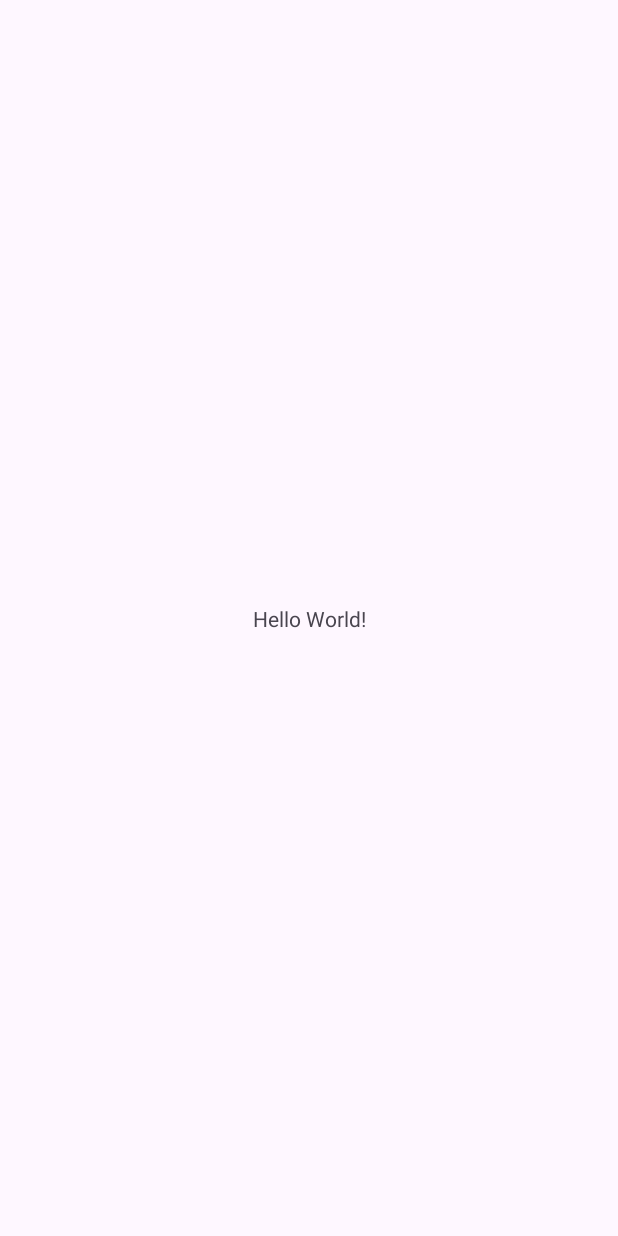
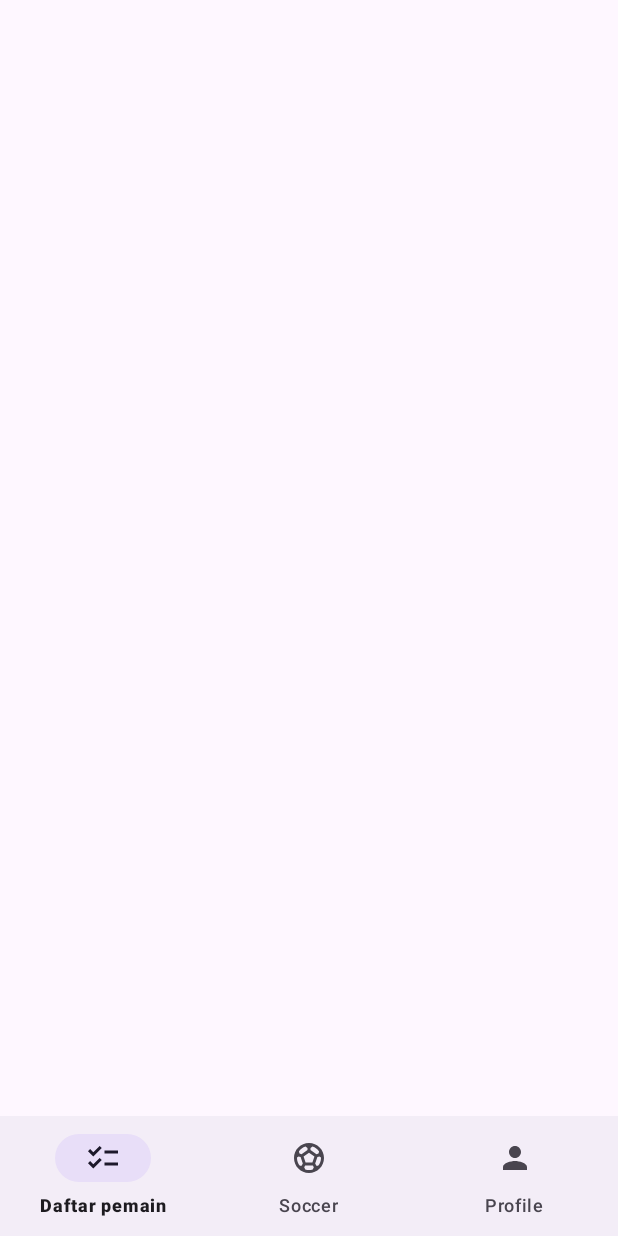
Before and after one commit to AlvinoAditiya/PAS_genap_06_12, an Android app: the screen it shows after launch (MainActivity), on a phone screen of 412 x 824 dp. Before the commit the screen is almost empty. Run offline under Robolectric (Android 15) with nearby library versions, the phone set to English and light mode, and no system bars.

Commit message:
style [AA] bottom navigate

```diff
--- a/app/build.gradle.kts
+++ b/app/build.gradle.kts
@@ -33,6 +33,7 @@ android {
 
 dependencies {
 
+    implementation ("com.google.android.material:material:1.11.0")
     implementation(libs.appcompat)
     implementation(libs.material)
     implementation(libs.activity)
@@ -40,4 +41,8 @@ dependencies {
     testImplementation(libs.junit)
     androidTestImplementation(libs.ext.junit)
     androidTestImplementation(libs.espresso.core)
+    implementation ("com.squareup.retrofit2:retrofit:2.9.0")
+    implementation ("com.squareup.retrofit2:converter-gson:2.9.0")
+    implementation("com.github.bumptech.glide:glide:4.16.0")
+    annotationProcessor("com.github.bumptech.glide:compiler:4.16.0")
 }
--- /dev/null
+++ b/app/src/main/java/com/example/pas_genap_06_12/SoccerFragment.java
@@ -0,0 +1,5 @@
+package com.example.pas_genap_06_12;
+
+public class SoccerFragment {
+
+}
--- /dev/null
+++ b/app/src/main/res/drawable/ic_daftar_pemain.xml
@@ -0,0 +1,5 @@
+<vector xmlns:android="http://schemas.android.com/apk/res/android" android:height="24dp" android:tint="#000000" android:viewportHeight="24" android:viewportWidth="24" android:width="24dp">
+
+    <path android:fillColor="@android:color/white" android:pathData="M22,7h-9v2h9V7zM22,15h-9v2h9V15zM5.54,11L2,7.46l1.41,-1.41l2.12,2.12l4.24,-4.24l1.41,1.41L5.54,11zM5.54,19L2,15.46l1.41,-1.41l2.12,2.12l4.24,-4.24l1.41,1.41L5.54,19z"/>
+
+</vector>
--- /dev/null
+++ b/app/src/main/res/drawable/ic_person.xml
@@ -0,0 +1,5 @@
+<vector xmlns:android="http://schemas.android.com/apk/res/android" android:height="24dp" android:tint="#000000" android:viewportHeight="24" android:viewportWidth="24" android:width="24dp">
+
+    <path android:fillColor="@android:color/white" android:pathData="M12,12c2.21,0 4,-1.79 4,-4s-1.79,-4 -4,-4 -4,1.79 -4,4 1.79,4 4,4zM12,14c-2.67,0 -8,1.34 -8,4v2h16v-2c0,-2.66 -5.33,-4 -8,-4z"/>
+
+</vector>
--- /dev/null
+++ b/app/src/main/res/drawable/ic_soccer.xml
@@ -0,0 +1,5 @@
+<vector xmlns:android="http://schemas.android.com/apk/res/android" android:height="24dp" android:tint="#000000" android:viewportHeight="24" android:viewportWidth="24" android:width="24dp">
+
+    <path android:fillColor="@android:color/white" android:pathData="M12,2C6.48,2 2,6.48 2,12c0,5.52 4.48,10 10,10s10,-4.48 10,-10C22,6.48 17.52,2 12,2zM13,5.3l1.35,-0.95c1.82,0.56 3.37,1.76 4.38,3.34l-0.39,1.34l-1.35,0.46L13,6.7V5.3zM9.65,4.35L11,5.3v1.4L7.01,9.49L5.66,9.03L5.27,7.69C6.28,6.12 7.83,4.92 9.65,4.35zM7.08,17.11l-1.14,0.1C4.73,15.81 4,13.99 4,12c0,-0.12 0.01,-0.23 0.02,-0.35l1,-0.73L6.4,11.4l1.46,4.34L7.08,17.11zM14.5,19.59C13.71,19.85 12.87,20 12,20s-1.71,-0.15 -2.5,-0.41l-0.69,-1.49L9.45,17h5.11l0.64,1.11L14.5,19.59zM14.27,15H9.73l-1.35,-4.02L12,8.44l3.63,2.54L14.27,15zM18.06,17.21l-1.14,-0.1l-0.79,-1.37l1.46,-4.34l1.39,-0.47l1,0.73C19.99,11.77 20,11.88 20,12C20,13.99 19.27,15.81 18.06,17.21z"/>
+
+</vector>
--- a/app/src/main/res/layout/activity_main.xml
+++ b/app/src/main/res/layout/activity_main.xml
@@ -1,5 +1,5 @@
 <?xml version="1.0" encoding="utf-8"?>
-<androidx.constraintlayout.widget.ConstraintLayout xmlns:android="http://schemas.android.com/apk/res/android"
+<RelativeLayout xmlns:android="http://schemas.android.com/apk/res/android"
     xmlns:app="http://schemas.android.com/apk/res-auto"
     xmlns:tools="http://schemas.android.com/tools"
     android:id="@+id/main"
@@ -7,13 +7,17 @@
     android:layout_height="match_parent"
     tools:context=".MainActivity">
 
-    <TextView
-        android:layout_width="wrap_content"
+    <FrameLayout
+        android:id="@+id/frame_layout"
+        android:layout_above="@id/bottom_navigation"
+        android:layout_width="match_parent"
+        android:layout_height="match_parent" />
+
+    <com.google.android.material.bottomnavigation.BottomNavigationView
+        android:id="@+id/bottom_navigation"
+        android:layout_alignParentBottom="true"
+        android:layout_width="match_parent"
         android:layout_height="wrap_content"
-        android:text="Hello World!"
-        app:layout_constraintBottom_toBottomOf="parent"
-        app:layout_constraintEnd_toEndOf="parent"
-        app:layout_constraintStart_toStartOf="parent"
-        app:layout_constraintTop_toTopOf="parent" />
+        app:menu="@menu/bottom_nav_menu" />
 
-</androidx.constraintlayout.widget.ConstraintLayout>
+</RelativeLayout>
--- /dev/null
+++ b/app/src/main/res/menu/bottom_nav_menu.xml
@@ -0,0 +1,15 @@
+<?xml version="1.0" encoding="utf-8"?>
+<menu xmlns:android="http://schemas.android.com/apk/res/android">
+    <item
+        android:id="@+id/nav_daftar_pemain"
+        android:icon="@drawable/ic_daftar_pemain"
+        android:title="Daftar pemain" />
+    <item
+        android:id="@+id/nav_soccer"
+        android:icon="@drawable/ic_soccer"
+        android:title="Soccer" />
+    <item
+        android:id="@+id/nav_profile"
+        android:icon="@drawable/ic_person"
+        android:title="Profile" />
+</menu>
```
Also changed, not shown: app/src/main/java/com/example/pas_genap_06_12/APIClient.java (added, +18 -0 lines), app/src/main/java/com/example/pas_genap_06_12/APIService.java (added, +10 -0 lines), app/src/main/java/com/example/pas_genap_06_12/Team.java (added, +20 -0 lines), app/src/main/java/com/example/pas_genap_06_12/TeamResponse.java (added, +11 -0 lines), app/src/main/res/layout/fragment_daftar.xml (added, +44 -0 lines), app/src/main/res/layout/fragment_profil.xml (added, +109 -0 lines), app/src/main/res/layout/fragment_soccer.xml (added, +41 -0 lines), app/src/main/res/layout/fragment_team_list.xml (added, +20 -0 lines), app/src/main/res/drawable/dio.jpg (added), app/src/main/res/drawable/vino.jpg (added).
